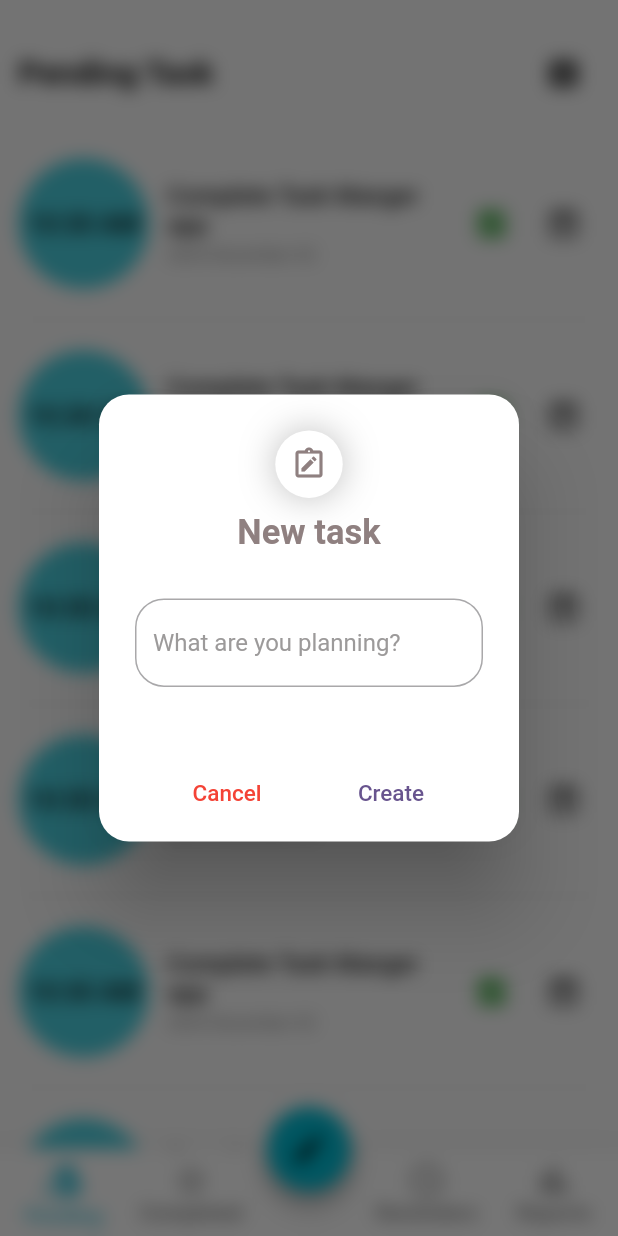
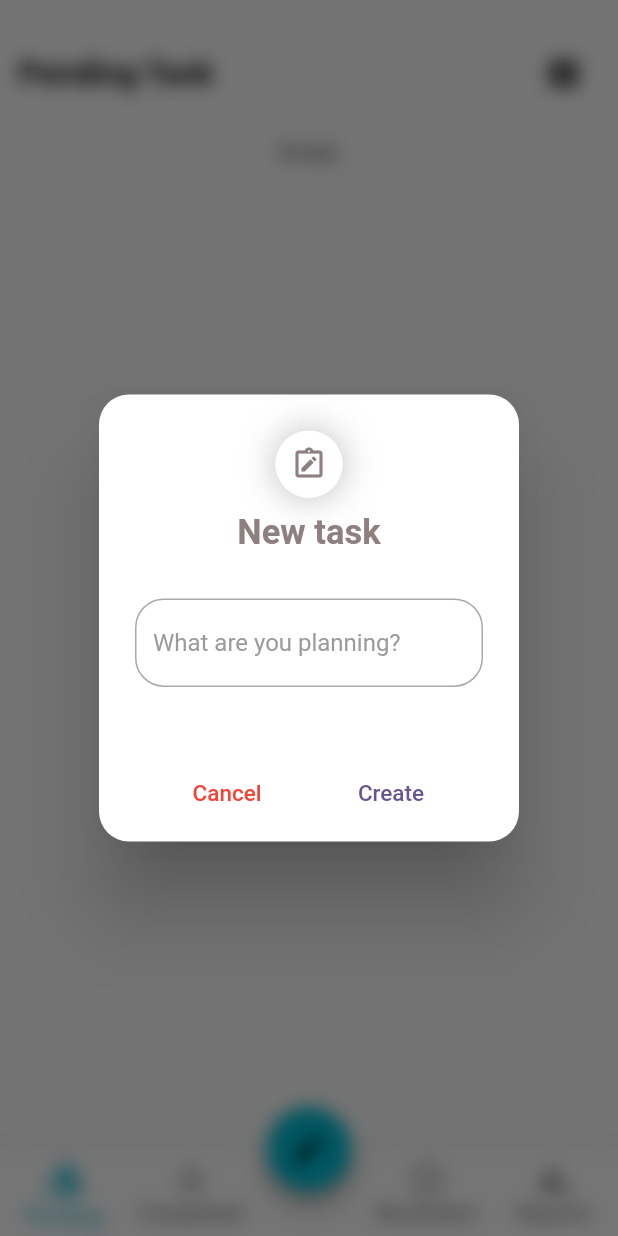
Before and after one commit to Alaminpk05/task-management-app, a Flutter app: the screen it shows after launch, after a tap on the "edit" icon, on a phone screen of 412 x 824 dp. Run offline on Flutter 3.47's test engine with Material 3 defaults, Android fonts, the phone set to English and light mode, and no system bars; drawn by our look-alikes of stylish_bottom_bar; our stand-ins replace bloc, fl_chart, flutter_bloc, objectbox, sizer; generated files the repository leaves out were written again.

Commit message:
added task using bloc

```diff
--- a/lib/features/bottom_nav_bar/bloc/bottom_nav_event.dart
+++ /dev/null
@@ -1,4 +0,0 @@
-part of 'bottom_nav_bloc.dart';
-
-@immutable
-sealed class BottomNavEvent {}
--- a/lib/features/bottom_nav_bar/bloc/bottom_nav_state.dart
+++ /dev/null
@@ -1,6 +0,0 @@
-part of 'bottom_nav_bloc.dart';
-
-@immutable
-sealed class BottomNavState {}
-
-final class BottomNavInitial extends BottomNavState {}
--- a/lib/features/bottom_nav_bar/presentation/screens/bottom_nav.dart
+++ b/lib/features/bottom_nav_bar/presentation/screens/bottom_nav.dart
@@ -5,6 +5,7 @@ import 'package:stylish_bottom_bar/stylish_bottom_bar.dart';
 import 'package:task_management_app/features/completed.dart';
 import 'package:task_management_app/features/reminders.dart';
 import 'package:task_management_app/features/report/presentation/reports.dart';
+import 'package:task_management_app/features/task/presentation/add_task.dart';
 import 'package:task_management_app/features/task/presentation/pending.dart';
 
 
@@ -124,107 +125,3 @@ class _BottomNavState extends State<BottomNav> {
     );
   }
 }
-
-class AddTaskCard extends StatelessWidget {
-  const AddTaskCard({
-    super.key,
-  });
-
-  @override
-  Widget build(BuildContext context) {
-    return BackdropFilter(
-      filter: ImageFilter.blur(sigmaX: 6, sigmaY: 6),
-      child: AlertDialog(
-        shape: RoundedRectangleBorder(borderRadius: BorderRadius.circular(20)),
-        title: Column(
-          children: [
-            Container(
-              height: 45,
-              width: 45,
-              decoration: const BoxDecoration(
-                shape: BoxShape.circle,
-                boxShadow: [
-                  BoxShadow(
-                    color: Colors.black26,
-                    blurRadius: 20,
-                    spreadRadius: 0,
-                    offset: Offset(0, 0),
-                  )
-                ],
-                color: Colors.white,
-              ),
-              child: const Icon(
-                Icons.note_alt_outlined,
-                color: Color.fromARGB(255, 143, 128, 128),
-              ),
-            ),
-            Padding(
-              padding: const EdgeInsets.symmetric(vertical: 10.0),
-              child: Text(
-                'New task',
-                style: TextStyle(
-                  fontSize: 23,
-                  color: const Color.fromARGB(255, 143, 128, 128),
-                  fontWeight: FontWeight.bold,
-                ),
-              ),
-            ),
-          ],
-        ),
-        content: SizedBox(
-          height: 9.h,
-          child: TextField(
-
-             maxLines: null,
-            expands: false,
-            style: TextStyle(
-              color: const Color.fromARGB(255, 128, 124, 124),
-            ),
-            keyboardType: TextInputType.multiline,
-            decoration: InputDecoration(
-              border: OutlineInputBorder(
-                borderRadius: BorderRadius.circular(18.sp),
-              ),
-              filled: false,
-              hintText: 'What are you planning?',
-              hintStyle:TextStyle(
-                color: const Color(0xff9C9A9A),
-              ),
-            ),
-    // controller: textEditingController,
-            onChanged: (value) {
-
-            },
-            onTapOutside: (event) {
-
-            },
-          ),
-        ),
-        actionsAlignment: MainAxisAlignment.spaceEvenly,
-        actions: <Widget>[
-          TextButton(
-            child: Text(
-              "Cancel",
-              style: TextStyle(
-                fontSize: 15,
-                color: Colors.red,
-              ),
-            ),
-            onPressed: () {
-              Navigator.of(context).pop();
-            },
-          ),
-          TextButton(
-            onPressed: (){},
-            child: Text(
-              "Create",
-              style: TextStyle(
-                fontSize: 15,
-              ),
-            ),
-          ),
-        ],
-      ),
-    );
-  }
-}
--- /dev/null
+++ b/lib/features/task/bloc/task_event.dart
@@ -0,0 +1,10 @@
+part of 'task_bloc.dart';
+
+@immutable
+sealed class TaskEvent {}
+
+class CreateTaskEvent extends TaskEvent {
+  final TaskModel taskModel;
+
+  CreateTaskEvent({required this.taskModel});
+}
--- /dev/null
+++ b/lib/features/task/bloc/task_state.dart
@@ -0,0 +1,9 @@
+// ignore_for_file: public_member_api_docs, sort_constructors_first
+part of 'task_bloc.dart';
+
+class TaskState {
+  final List<TaskModel> taskList;
+  TaskState({
+    this.taskList = const <TaskModel>[],
+  });
+}
--- a/lib/features/task/data/model/task_model.dart
+++ b/lib/features/task/data/model/task_model.dart
@@ -1,16 +1,16 @@
 import 'package:objectbox/objectbox.dart';
 
 @Entity()
-class Task {
+class TaskModel {
   @Id()
-  int id=0;
+  int id = 0;
   final String time;
   final String text;
   final String date;
   final bool isComplete;
 
-  Task({
-    required this.id,
+  TaskModel({
+     this.id=0,
     required this.time,
     required this.text,
     required this.date,
@@ -18,24 +18,21 @@ class Task {
   });
 
   // copyWith method
-  Task copyWith({
+  TaskModel copyWith({
     int? id,
     String? time,
     String? text,
     String? date,
     bool? isComplete,
   }) {
-    return Task(
-
+    return TaskModel(
       time: time ?? this.time,
       text: text ?? this.text,
       date: date ?? this.date,
-      isComplete: isComplete ?? this.isComplete, id: id??this.id,
+      isComplete: isComplete ?? this.isComplete,
+      id: id ?? this.id,
     );
   }
 
-  @override
-  String toString() {
-    return 'Task(id: $id, time: $time, text: $text, date: $date, isComplete: $isComplete)';
-  }
+
 }
--- /dev/null
+++ b/lib/features/task/data/repository/task_repo/abstract_task_repo.dart
@@ -0,0 +1,6 @@
+import 'package:task_management_app/features/task/data/model/task_model.dart';
+
+abstract class AbstractTaskRepo {
+  Future<void> insertTask(TaskModel task);
+  Future<List<TaskModel>>fetchedAllTask();
+}
--- /dev/null
+++ b/lib/features/task/data/repository/task_repo/task_repo.dart
@@ -0,0 +1,18 @@
+import 'package:task_management_app/features/task/data/model/task_model.dart';
+import 'package:task_management_app/features/task/data/repository/task_repo/abstract_task_repo.dart';
+import 'package:task_management_app/main.dart';
+
+class TaskRepo implements AbstractTaskRepo {
+  final taskBox = objectbox.store.box<TaskModel>();
+  @override
+  Future<List<TaskModel>> fetchedAllTask() async {
+    List<TaskModel> taskList = await taskBox.getAllAsync();
+
+    return taskList;
+  }
+
+  @override
+  Future<void> insertTask(TaskModel task) async {
+    await taskBox.putAsync(task);
+  }
+}
--- /dev/null
+++ b/lib/features/task/presentation/add_task.dart
@@ -0,0 +1,131 @@
+import 'dart:ui';
+import 'package:flutter/material.dart';
+import 'package:flutter_bloc/flutter_bloc.dart';
+import 'package:intl/intl.dart';
+import 'package:sizer/sizer.dart';
+import 'package:task_management_app/features/task/bloc/task_bloc.dart';
+import 'package:task_management_app/features/task/data/model/task_model.dart';
+import 'package:task_management_app/main.dart';
+
+class AddTaskCard extends StatefulWidget {
+  AddTaskCard({
+    super.key,
+  });
+
+  @override
+  State<AddTaskCard> createState() => _AddTaskCardState();
+}
+
+class _AddTaskCardState extends State<AddTaskCard> {
+  TextEditingController taskController = TextEditingController();
+  @override
+  void dispose() {
+    taskController.dispose();
+    super.dispose();
+  }
+
+  @override
+  Widget build(BuildContext context) {
+    return BackdropFilter(
+      filter: ImageFilter.blur(sigmaX: 6, sigmaY: 6),
+      child: AlertDialog(
+        shape: RoundedRectangleBorder(borderRadius: BorderRadius.circular(20)),
+        title: Column(
+          children: [
+            Container(
+              height: 45,
+              width: 45,
+              decoration: const BoxDecoration(
+                shape: BoxShape.circle,
+                boxShadow: [
+                  BoxShadow(
+                    color: Colors.black26,
+                    blurRadius: 20,
+                    spreadRadius: 0,
+                    offset: Offset(0, 0),
+                  )
+                ],
+                color: Colors.white,
+              ),
+              child: const Icon(
+                Icons.note_alt_outlined,
+                color: Color.fromARGB(255, 143, 128, 128),
+              ),
+            ),
+            Padding(
+              padding: const EdgeInsets.symmetric(vertical: 10.0),
+              child: Text(
+                'New task',
+                style: TextStyle(
+                  fontSize: 23,
+                  color: const Color.fromARGB(255, 143, 128, 128),
+                  fontWeight: FontWeight.bold,
+                ),
+              ),
+            ),
+          ],
+        ),
+        content: SizedBox(
+          height: 9.h,
+          child: TextField(
+            controller: taskController,
+            maxLines: null,
+            expands: false,
+            style: TextStyle(
+              color: const Color.fromARGB(255, 128, 124, 124),
+            ),
+            keyboardType: TextInputType.multiline,
+            decoration: InputDecoration(
+              border: OutlineInputBorder(
+                borderRadius: BorderRadius.circular(18.sp),
+              ),
+              filled: false,
+              hintText: 'What are you planning?',
+              hintStyle: TextStyle(
+                color: const Color(0xff9C9A9A),
+              ),
+            ),
+            // controller: textEditingController,
+
+            onTapOutside: (event) {},
+          ),
+        ),
+        actionsAlignment: MainAxisAlignment.spaceEvenly,
+        actions: <Widget>[
+          TextButton(
+            child: Text(
+              "Cancel",
+              style: TextStyle(
+                fontSize: 15,
+                color: Colors.red,
+              ),
+            ),
+            onPressed: () {
+              Navigator.of(context).pop();
+            },
+          ),
+          TextButton(
+            onPressed: () {
+              final date = DateFormat('dd MMMM yyyy').format(DateTime.now());
+
+              final time = DateFormat('hh:mm a').format(DateTime.now());
+              final TaskModel task = TaskModel(
+                  time: time,
+                  text: taskController.text.trim(),
+                  date: date,
+                  isComplete: false);
+              context.read<TaskBloc>().add(CreateTaskEvent(taskModel: task));
+              Navigator.pop(context);
+            },
+            child: Text(
+              "Create",
+              style: TextStyle(
+                fontSize: 15,
+              ),
+            ),
+          ),
+        ],
+      ),
+    );
+  }
+}
--- a/lib/features/task/presentation/pending.dart
+++ b/lib/features/task/presentation/pending.dart
@@ -1,8 +1,9 @@
 import 'package:flutter/material.dart';
+import 'package:flutter_bloc/flutter_bloc.dart';
 import 'package:sizer/sizer.dart';
+import 'package:task_management_app/features/task/bloc/task_bloc.dart';
 import 'package:task_management_app/features/task/widgets/task_card.dart';
 import 'package:task_management_app/features/widgets/text_widget.dart';
-
 
 class Pending extends StatelessWidget {
   const Pending({super.key});
@@ -11,41 +12,55 @@ class Pending extends StatelessWidget {
   Widget build(BuildContext context) {
     return SafeArea(
       child: Scaffold(
-
         body: SingleChildScrollView(
           child: Container(
-            margin:EdgeInsets.symmetric(horizontal: 3.w,vertical: 3.h),
+            margin: EdgeInsets.symmetric(horizontal: 3.w, vertical: 3.h),
             child: Column(
-          crossAxisAlignment: CrossAxisAlignment.start,
-
+              crossAxisAlignment: CrossAxisAlignment.start,
               children: [
                 Row(
                   mainAxisAlignment: MainAxisAlignment.spaceBetween,
                   children: [
-                    textWidget(text:'Pending Task',
-                        fontsize: 19.sp,
-                        fontwight: FontWeight.bold, color: Colors.black,),
-                    IconButton(onPressed: (){},
-                        icon: Icon(Icons.archive))
+                    textWidget(
+                      text: 'Pending Task',
+                      fontsize: 19.sp,
+                      fontwight: FontWeight.bold,
+                      color: Colors.black,
+                    ),
+                    IconButton(onPressed: () {}, icon: Icon(Icons.archive))
                   ],
                 ),
-                SizedBox(height: 2.5.h,),
-                ListView.separated(
-                  physics: NeverScrollableScrollPhysics(),
-                    shrinkWrap: true,
-                    itemBuilder: (context,index){
-                  return buildTaskItem(context );       },
-              separatorBuilder: (context,index){
-                  return Divider(height: 2.h,color: Colors.grey[300]);
-              }, itemCount: 6)
+                SizedBox(
+                  height: 2.5.h,
+                ),
+                BlocBuilder<TaskBloc, TaskState>(
+                  builder: (context, state) {
+                    final taskList = state.taskList;
+                    if (taskList.isNotEmpty) {
+                      return ListView.separated(
+                          physics: NeverScrollableScrollPhysics(),
+                          shrinkWrap: true,
+                          itemBuilder: (context, index) {
+                            final item = taskList[index];
+
+                            return buildTaskItem(context, item);
+                          },
+                          separatorBuilder: (context, index) {
+                            return Divider(
+                                height: 2.h, color: Colors.grey[300]);
+                          },
+                          itemCount: taskList.length);
+                    } else {
+                      return Center(child: Text('Empty'));
+                    }
+
+                  },
+                )
               ],
             ),
           ),
         ),
-
-
       ),
     );
-
   }
 }
--- a/lib/features/task/widgets/task_card.dart
+++ b/lib/features/task/widgets/task_card.dart
@@ -1,21 +1,27 @@
 import 'package:flutter/material.dart';
 import 'package:intl/intl.dart';
 import 'package:sizer/sizer.dart';
+import 'package:task_management_app/features/task/data/model/task_model.dart';
 import 'package:task_management_app/features/widgets/text_widget.dart';
 
-Widget buildTaskItem(context) => Dismissible(
-  key: const Key('dfkd'),
+Widget buildTaskItem(context, TaskModel task) {
+  print(' Text of task');
+  print(task.text);
+  return Dismissible(
+    key: Key(task.id.toString()),
     child: Padding(
-    padding:  EdgeInsets.symmetric(vertical: 1.5.h),
+      padding: EdgeInsets.symmetric(vertical: 1.5.h),
       child: Row(
         children: [
           CircleAvatar(
-          backgroundColor: const Color.fromRGBO(0, 188, 212,0.7),
+            backgroundColor: const Color.fromRGBO(0, 188, 212, 0.7),
             radius: 27.sp,
             child: Center(
-            child: textWidget(text: DateFormat('hh:mm a').format(DateTime.now()).toString(),
+              child: textWidget(
+                text: task.time,
                 fontsize: 17.sp,
-              fontwight: FontWeight.w500, color: Colors.black,
+                fontwight: FontWeight.w500,
+                color: Colors.black,
               ),
             ),
           ),
@@ -27,15 +33,21 @@ Widget buildTaskItem(context) => Dismissible(
               mainAxisSize: MainAxisSize.min,
               crossAxisAlignment: CrossAxisAlignment.start,
               children: [
-              textWidget(text: 'Complete Task Manger app',
+                textWidget(
+                  text: task.text??'Empty',
                   fontsize: 16.5.sp,
-                fontwight: FontWeight.w500, color: Colors.black,
+                  fontwight: FontWeight.w500,
+                  color: Colors.black,
                 ),
-              SizedBox(height: 0.5.h,),
-              textWidget(text:DateFormat('yyyy MMMM dd').format(DateTime.now()),
+                SizedBox(
+                  height: 0.5.h,
+                ),
+                textWidget(
+                  text: task.date,
                   fontsize: 14.sp,
-                  fontwight: FontWeight.w500, color: Colors.grey,)
-
+                  fontwight: FontWeight.w500,
+                  color: Colors.grey,
+                )
               ],
             ),
           ),
@@ -47,17 +59,11 @@ Widget buildTaskItem(context) => Dismissible(
                 Icons.check_box,
                 color: Colors.green,
               ),
-            onPressed: () {
-
-            }),
-        IconButton(
-            icon: const Icon(Icons.archive_outlined),
-            onPressed: () {
-
-            })
+              onPressed: () {}),
+          IconButton(icon: const Icon(Icons.archive_outlined), onPressed: () {})
         ],
       ),
     ),
-  onDismissed: (direction) {
-  },
+    onDismissed: (direction) {},
   );
+}
--- a/lib/main.dart
+++ b/lib/main.dart
@@ -1,15 +1,16 @@
-
-
 import 'package:flutter/material.dart';
+import 'package:flutter_bloc/flutter_bloc.dart';
 import 'package:sizer/sizer.dart';
 import 'package:task_management_app/features/bottom_nav_bar/presentation/screens/bottom_nav.dart';
 import 'package:task_management_app/utils/objectbox_helper/setup.dart';
 
-// late ObjectBox objectbox;
-void main()async {
+import 'features/task/bloc/task_bloc.dart';
+
+late ObjectBox objectbox;
+void main() async {
   WidgetsFlutterBinding.ensureInitialized();
 
-  // objectbox = await ObjectBox.create();
+  objectbox = await ObjectBox.create();
   runApp(const MyApp());
 }
 
@@ -25,24 +26,27 @@ class _MyAppState extends State<MyApp> {
   @override
   Widget build(BuildContext context) {
     return Sizer(
-      builder: (context, orientation, screenType){
-      return MaterialApp(
+      builder: (context, orientation, screenType) {
+        return MultiBlocProvider(
+            providers: [
+              // Add your BLoCs here
+              BlocProvider<TaskBloc>(
+                create: (context) => TaskBloc(),
+              ),
+            ],
+           child: MaterialApp(
                 title: 'Task Manager',
                 theme: ThemeData(
                   floatingActionButtonTheme: FloatingActionButtonThemeData(
-            backgroundColor: Colors.green
-          ),
-          appBarTheme: AppBarTheme(
-            color: Colors.green
-          ),
-          colorScheme: ColorScheme.fromSeed(seedColor: Colors.deepPurple),
+                      backgroundColor: Colors.green),
+                  appBarTheme: AppBarTheme(color: Colors.green),
+                  colorScheme:
+                      ColorScheme.fromSeed(seedColor: Colors.deepPurple),
                   useMaterial3: false,
                 ),
                 debugShowCheckedModeBanner: false,
-        home:const BottomNav()
-
-
-      );},
+                home: const BottomNav()));
+      },
     );
   }
 }
--- a/lib/utils/objectbox_helper/setup.dart
+++ b/lib/utils/objectbox_helper/setup.dart
@@ -1,22 +1,22 @@
-// import 'package:objectbox/objectbox.dart';
-// import 'package:path/path.dart' as p;
-// import 'package:path_provider/path_provider.dart';
-// import 'package:task_manager_system/objectbox.g.dart';
-// // created by `flutter pub run build_runner build`
+import 'package:path/path.dart' as p;
+import 'package:path_provider/path_provider.dart';
+import 'package:task_management_app/objectbox.g.dart';
 
-// class ObjectBox {
-//   /// The Store of this app.
-//   late final Store store;
+// created by `flutter pub run build_runner build`
 
-//   ObjectBox._create(this.store) {
-//     // Add any additional setup code, e.g. build queries.
-//   }
+class ObjectBox {
+  /// The Store of this app.
+  late final Store store;
 
-//   /// Create an instance of ObjectBox to use throughout the app.
-//   static Future<ObjectBox> create() async {
-//     final docsDir = await getApplicationDocumentsDirectory();
-//     // Future<Store> openStore() {...} is defined in the generated objectbox.g.dart
-//     final store = await openStore(directory: p.join(docsDir.path, "task"));
-//     return ObjectBox._create(store);
-//   }
-// }
+  ObjectBox._create(this.store) {
+    // Add any additional setup code, e.g. build queries.
+  }
+
+  /// Create an instance of ObjectBox to use throughout the app.
+  static Future<ObjectBox> create() async {
+    final docsDir = await getApplicationDocumentsDirectory();
+    // Future<Store> openStore() {...} is defined in the generated objectbox.g.dart
+    final store = await openStore(directory: p.join(docsDir.path, "task"));
+    return ObjectBox._create(store);
+  }
+}
```
Also changed, not shown: lib/features/bottom_nav_bar/bloc/bottom_nav_bloc.dart (deleted, +0 -13 lines), lib/features/task/bloc/task_bloc.dart (added, +33 -0 lines), lib/objectbox-model.json (added, +52 -0 lines), lib/objectbox.g.dart (added). Lines whose indentation alone changed are shown as unchanged.
